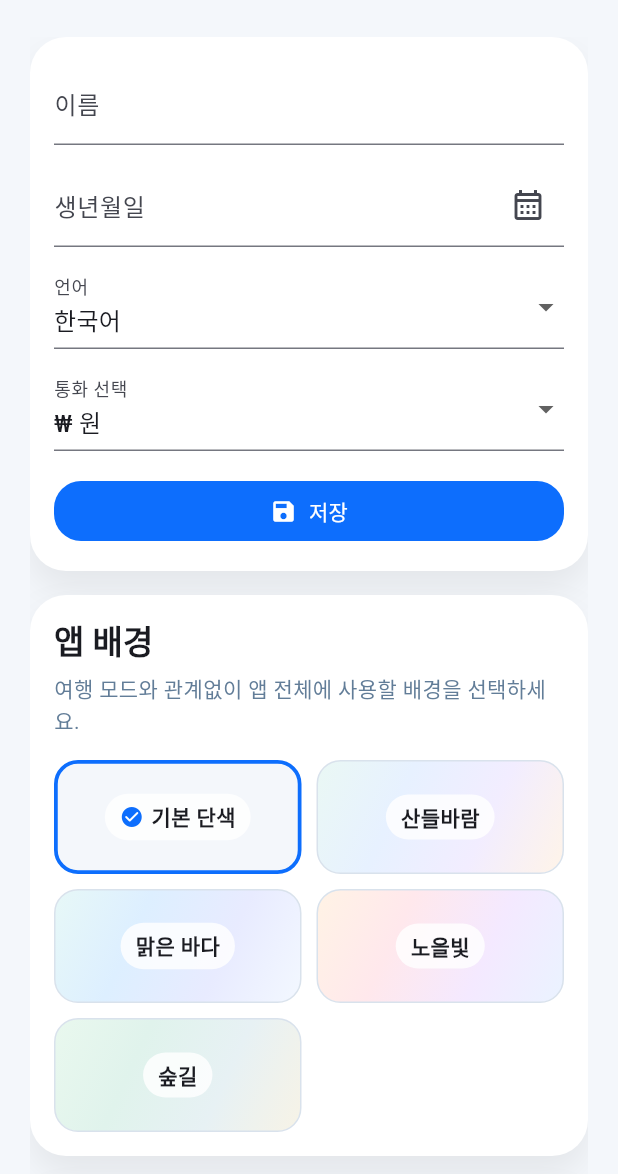
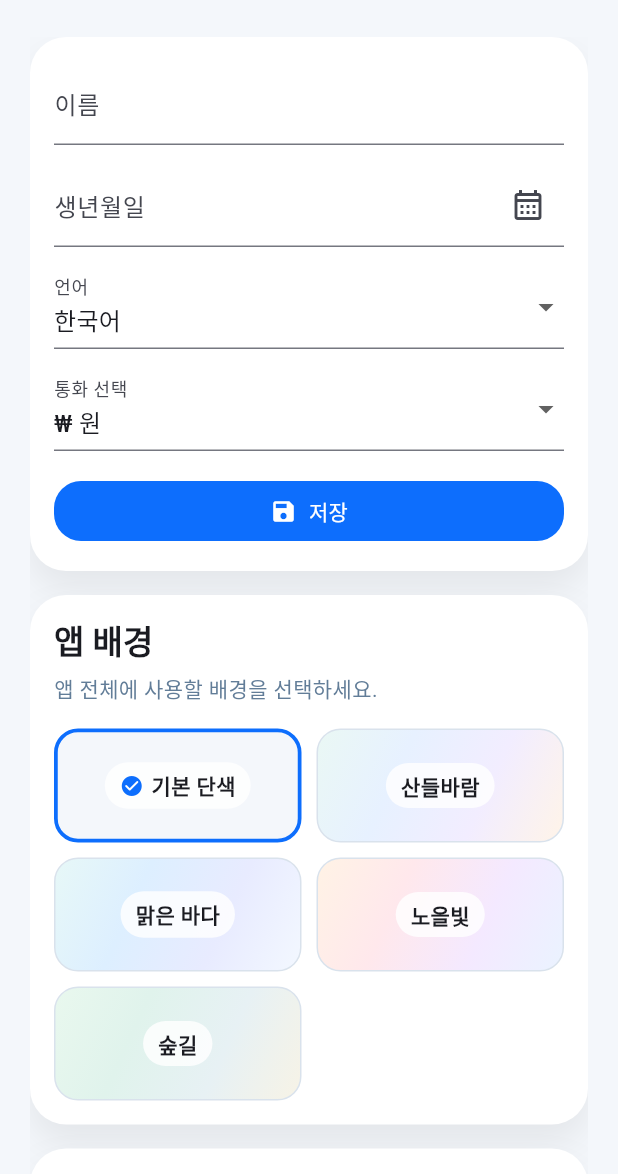
Before and after one commit to hckang17/household_ledger, a Flutter app: the SettingsPage screen opened by its route, on a phone screen of 412 x 824 dp, the part 62-1236 px from its top. Run offline on Flutter 3.47's test engine with Material 3 defaults, Android fonts, the phone set to English and light mode, and no system bars; drawn by our look-alikes of showcaseview; our stand-ins replace fl_chart, flutter_local_notifications, flutter_riverpod, flutter_timezone, logger, open_file and 6 more; missing offline and left inert: file_selector; accounts and stored records are empty.

Commit message:
FIX: 언어팩 데이터 수정

```diff
--- a/assets/language_data/jp.json
+++ b/assets/language_data/jp.json
@@ -10,7 +10,7 @@
 
   "travelExpenseOutsidePeriodWarning": "選択した日付は旅行期間外です。旅行の前後に発生した支出であれば、そのまま入力してください。",
   "travelGradientSettingsTitle": "アプリの背景",
-  "travelGradientSettingsDescription": "旅行モードに関係なく、アプリ全体で使用する背景を選んでください。",
+  "travelGradientSettingsDescription": "アプリ全体で使用する背景を選んでください。",
   "travelGradientBreeze": "そよ風",
   "travelGradientOcean": "澄んだ海",
   "travelGradientSunset": "夕焼け",
--- a/assets/language_data/ko.json
+++ b/assets/language_data/ko.json
@@ -10,7 +10,7 @@
 
   "travelExpenseOutsidePeriodWarning": "선택한 날짜는 여행 기간 밖입니다. 여행 전후에 발생한 지출이면 그대로 입력해주세요.",
   "travelGradientSettingsTitle": "앱 배경",
-  "travelGradientSettingsDescription": "여행 모드와 관계없이 앱 전체에 사용할 배경을 선택하세요.",
+  "travelGradientSettingsDescription": "앱 전체에 사용할 배경을 선택하세요.",
   "travelGradientBreeze": "산들바람",
   "travelGradientOcean": "맑은 바다",
   "travelGradientSunset": "노을빛",
--- a/lib/model/metadata_tag.dart
+++ b/lib/model/metadata_tag.dart
@@ -1,5 +1,23 @@
 /// 메타데이터 태그의 종류를 정의한다.
 enum MetadataTagType { category, subcategory, diningOccasion, paymentMethod }
+
+/// 저장소와 백업에 기록하는 시스템 소비구분 아이콘 코드다.
+///
+/// Flutter의 `IconData` 숫자를 직접 저장하지 않아 프레임워크 버전이 바뀌어도
+/// 데이터 계약을 유지할 수 있다.
+const Map<String, String> systemCategoryIconCodes = <String, String>{
+  'A': 'hotel',
+  'C': 'local_cafe',
+  'D': 'shopping_bag',
+  'E': 'category',
+  'F': 'restaurant',
+  'G': 'local_grocery_store',
+  'H': 'palette',
+  'L': 'home',
+  'S': 'sports_soccer',
+  'T': 'directions_transit',
+  'X': 'celebration',
+};
 
 /// 앱이 항상 제공하며 사용자가 수정하거나 삭제할 수 없는 태그의 언어팩 키다.
 const Map<MetadataTagType, Map<String, String>>
@@ -165,6 +183,9 @@ List<MetadataTag> localizedSystemMetadataTags(Map<String, String> strings) {
           type: typeEntry.key,
           code: tagEntry.key,
           label: strings[tagEntry.value] ?? tagEntry.key,
+          iconCode: typeEntry.key == MetadataTagType.category
+              ? systemCategoryIconCodes[tagEntry.key]
+              : null,
         ),
   ];
 }
@@ -235,6 +256,7 @@ class MetadataTag {
     required this.type,
     required this.code,
     required this.label,
+    this.iconCode,
   });
 
   /// 태그의 분류 종류를 보관한다.
@@ -246,6 +268,16 @@ class MetadataTag {
   /// 태그의 화면 표시명을 보관한다.
   final String label;
 
+  /// 화면 아이콘을 찾는 안정적인 문자열 코드다.
+  final String? iconCode;
+
+  /// 구버전 데이터에는 아이콘이 없으므로 시스템 코드 또는 일반 아이콘으로 보완한다.
+  String? get effectiveIconCode =>
+      iconCode ??
+      (type == MetadataTagType.category
+          ? systemCategoryIconCodes[code] ?? 'label'
+          : null);
+
   /// 시스템에서 기본 제공하여 수정과 삭제가 제한되는 태그인지 반환한다.
   bool get isSystemDefault =>
       systemMetadataTagLocalizationKeys[type]?.containsKey(code) ?? false;
@@ -255,17 +287,28 @@ class MetadataTag {
       systemMetadataTagLocalizationKeys[type]?[code];
 
   /// 현재 태그의 수정본을 생성한다.
-  MetadataTag copyWith({MetadataTagType? type, String? code, String? label}) {
+  MetadataTag copyWith({
+    MetadataTagType? type,
+    String? code,
+    String? label,
+    String? iconCode,
+  }) {
     return MetadataTag(
       type: type ?? this.type,
       code: code ?? this.code,
       label: label ?? this.label,
+      iconCode: iconCode ?? this.iconCode,
     );
   }
 
   /// 태그를 JSON 구조로 변환한다.
   Map<String, dynamic> toJson() {
-    return <String, dynamic>{'type': type.code, 'code': code, 'label': label};
+    return <String, dynamic>{
+      'type': type.code,
+      'code': code,
+      'label': label,
+      'iconCode': ?effectiveIconCode,
+    };
   }
 
   /// JSON 구조에서 태그를 복원한다.
@@ -274,6 +317,7 @@ class MetadataTag {
       type: MetadataTagTypeX.fromCode(json['type'] as String),
       code: json['code'] as String,
       label: json['label'] as String,
+      iconCode: json['iconCode'] as String?,
     );
   }
 }
--- a/lib/presenter/pages/expense_page/expense_record_page.dart
+++ b/lib/presenter/pages/expense_page/expense_record_page.dart
@@ -8,6 +8,7 @@ import 'package:household_ledger/presenter/controllers/tutorial_showcase_control
 import 'package:household_ledger/model/expense_entry.dart';
 import 'package:household_ledger/model/income_entry.dart';
 import 'package:household_ledger/model/metadata_tag.dart';
+import 'package:household_ledger/presenter/extensions/metadata_tag_icon_extension.dart';
 import 'package:household_ledger/model/trip.dart';
 import 'package:household_ledger/presenter/extensions/currency_extension.dart';
 import 'package:household_ledger/provider/ledger_provider.dart';
@@ -411,6 +412,9 @@ class _ExpenseRecordPageState extends ConsumerState<ExpenseRecordPage> {
                                     categoryLabel: categoryTags.labelFor(
                                       entry.categoryCode,
                                     ),
+                                    categoryIcon: categoryTags.iconFor(
+                                      entry.categoryCode,
+                                    ),
                                     currency: currency,
                                     editTooltip: _text(strings, 'edit'),
                                     deleteTooltip: _text(strings, 'delete'),
--- a/lib/presenter/pages/sub_page/data_managing_page.dart
+++ b/lib/presenter/pages/sub_page/data_managing_page.dart
@@ -10,6 +10,7 @@ import 'package:household_ledger/presenter/controllers/tutorial_showcase_control
 import 'package:household_ledger/model/data_search_filter.dart';
 import 'package:household_ledger/model/expense_entry.dart';
 import 'package:household_ledger/model/metadata_tag.dart';
+import 'package:household_ledger/presenter/widgets/common/metadata_tag_icon_label.dart';
 import 'package:household_ledger/model/trip.dart';
 import 'package:household_ledger/presenter/widgets/common/bootstrap_style/bootstrap_widgets.dart';
 import 'package:household_ledger/presenter/extensions/currency_extension.dart';
@@ -602,7 +603,7 @@ class _DataManagingPageState extends ConsumerState<DataManagingPage> {
                 ...categoryTags.map(
                   (MetadataTag t) => DropdownMenuItem<String>(
                     value: t.code,
-                    child: Text(t.label),
+                    child: MetadataTagIconLabel(tag: t),
                   ),
                 ),
               ],
--- a/lib/presenter/widgets/common/expense_editor_sheet.dart
+++ b/lib/presenter/widgets/common/expense_editor_sheet.dart
@@ -7,6 +7,7 @@ import 'package:household_ledger/features/expense/calculators/expense_editor_din
 import 'package:household_ledger/features/expense/calculators/expense_editor_travel_policy.dart';
 import 'package:household_ledger/model/expense_entry.dart';
 import 'package:household_ledger/model/metadata_tag.dart';
+import 'package:household_ledger/presenter/widgets/common/metadata_tag_icon_label.dart';
 import 'package:household_ledger/model/trip.dart';
 import 'package:household_ledger/presenter/widgets/common/bootstrap_style/bootstrap_widgets.dart';
 import 'package:household_ledger/provider/ledger_provider.dart';
@@ -320,7 +321,7 @@ class _ExpenseEditorSheetBodyState extends State<_ExpenseEditorSheetBody> {
                 items: widget.categoryTags.map((MetadataTag tag) {
                   return DropdownMenuItem<String>(
                     value: tag.code,
-                    child: Text(tag.label),
+                    child: MetadataTagIconLabel(tag: tag),
                   );
                 }).toList(),
                 onChanged: (String? value) {
--- a/lib/presenter/widgets/data_managing_page/bulk_tag_change_sheet.dart
+++ b/lib/presenter/widgets/data_managing_page/bulk_tag_change_sheet.dart
@@ -1,5 +1,6 @@
 import 'package:flutter/material.dart';
 import 'package:household_ledger/model/metadata_tag.dart';
+import 'package:household_ledger/presenter/widgets/common/metadata_tag_icon_label.dart';
 import 'package:household_ledger/model/trip.dart';
 import 'package:household_ledger/presenter/widgets/data_managing_page/bulk_expense_classification_fields.dart';
 
@@ -103,7 +104,7 @@ Future<BulkTagChangeSelection?> showBulkTagChangeSheet({
                     ...categoryTags.map(
                       (MetadataTag tag) => DropdownMenuItem<String>(
                         value: tag.code,
-                        child: Text(tag.label),
+                        child: MetadataTagIconLabel(tag: tag),
                       ),
                     ),
                   ],
--- a/lib/presenter/widgets/fixed_expense_page/fixed_expense_editor_sheet.dart
+++ b/lib/presenter/widgets/fixed_expense_page/fixed_expense_editor_sheet.dart
@@ -5,6 +5,7 @@ import 'package:flutter/material.dart';
 import 'package:flutter_riverpod/flutter_riverpod.dart';
 import 'package:household_ledger/model/fixed_expense.dart';
 import 'package:household_ledger/model/metadata_tag.dart';
+import 'package:household_ledger/presenter/widgets/common/metadata_tag_icon_label.dart';
 import 'package:household_ledger/presenter/widgets/common/bootstrap_style/bootstrap_widgets.dart';
 import 'package:household_ledger/provider/ledger_provider.dart';
 import 'package:household_ledger/provider/localization_provider.dart';
@@ -67,7 +68,7 @@ Future<void> showFixedExpenseEditorSheet({
                           .map(
                             (MetadataTag tag) => DropdownMenuItem<String>(
                               value: tag.code,
-                              child: Text(tag.label),
+                              child: MetadataTagIconLabel(tag: tag),
                             ),
                           )
                           .toList(),
--- a/lib/presenter/widgets/home_page/recent_expenses_list.dart
+++ b/lib/presenter/widgets/home_page/recent_expenses_list.dart
@@ -4,6 +4,7 @@
 import 'package:flutter/material.dart';
 import 'package:household_ledger/model/expense_entry.dart';
 import 'package:household_ledger/model/metadata_tag.dart';
+import 'package:household_ledger/presenter/extensions/metadata_tag_icon_extension.dart';
 import 'package:household_ledger/presenter/widgets/common/expense_entry_tile.dart';
 
 /// 이번 달 지출 중 최근 5건을 날짜별로 묶어 표시하는 위젯이다.
@@ -96,6 +97,7 @@ class RecentExpensesList extends StatelessWidget {
               child: ExpenseEntryTile(
                 entry: entry,
                 categoryLabel: categoryTags.labelFor(entry.categoryCode),
+                categoryIcon: categoryTags.iconFor(entry.categoryCode),
                 currency: currency,
                 editTooltip: strings['edit'] ?? '수정',
                 deleteTooltip: strings['delete'] ?? '삭제',
--- a/lib/presenter/widgets/travel_detail_page/travel_expense_list.dart
+++ b/lib/presenter/widgets/travel_detail_page/travel_expense_list.dart
@@ -4,6 +4,7 @@ import 'package:household_ledger/features/travel/models/travel_expense_timing.da
 import 'package:household_ledger/model/expense_entry.dart';
 import 'package:household_ledger/model/metadata_tag.dart';
 import 'package:household_ledger/model/trip.dart';
+import 'package:household_ledger/presenter/extensions/metadata_tag_icon_extension.dart';
 import 'package:household_ledger/presenter/widgets/common/expense_entry_tile.dart';
 
 /// 여행 지출을 여행 전·여행 중·여행 후로 나누어 표시한다.
@@ -97,6 +98,7 @@ class TravelExpenseList extends StatelessWidget {
                 ExpenseEntryTile(
                   entry: entry,
                   categoryLabel: categoryTags.labelFor(entry.categoryCode),
+                  categoryIcon: categoryTags.iconFor(entry.categoryCode),
                   currency: currency,
                   editTooltip: strings['edit'] ?? '수정',
                   deleteTooltip: strings['delete'] ?? '삭제',
```
Also changed, not shown: lib/presenter/extensions/metadata_tag_icon_extension.dart (added, +29 -0 lines), lib/presenter/pages/expense_page/fixed_expense_page.dart (+22 -5 lines), lib/presenter/widgets/common/expense_entry_tile.dart (+17 -6 lines), lib/presenter/widgets/common/metadata_tag_icon_label.dart (added, +26 -0 lines), lib/presenter/widgets/settings_page/tag_management_section.dart (+12 -5 lines), lib/services/imexporting_file/data_im_export_service.dart (+24 -3 lines), 4 other files.
